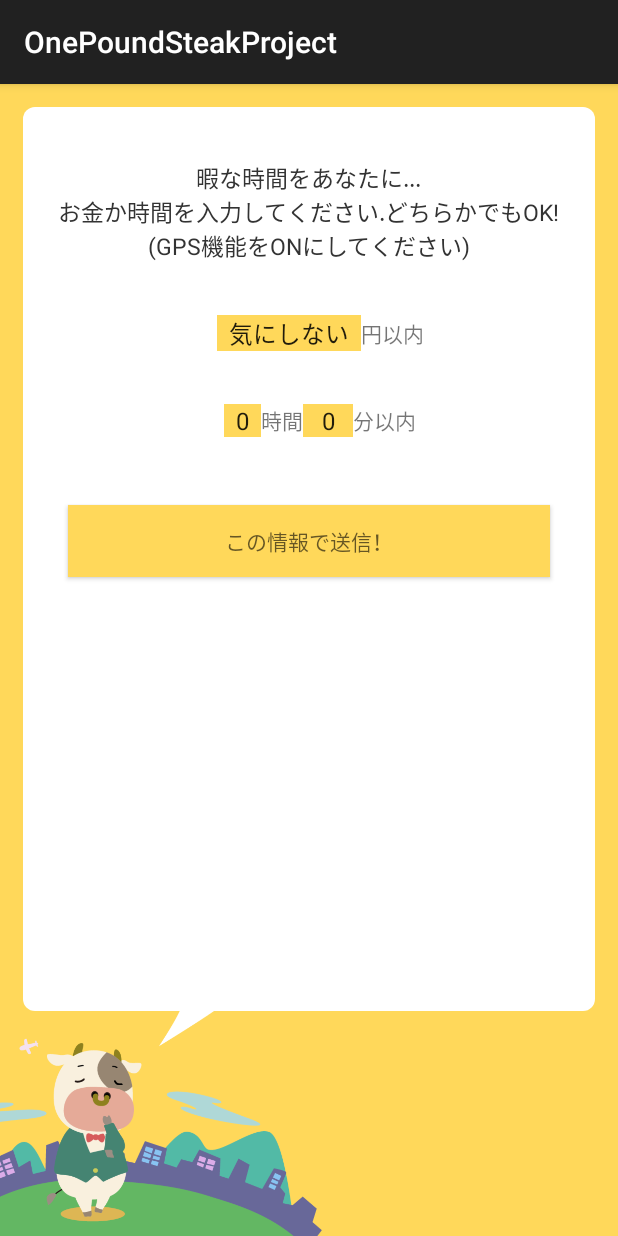
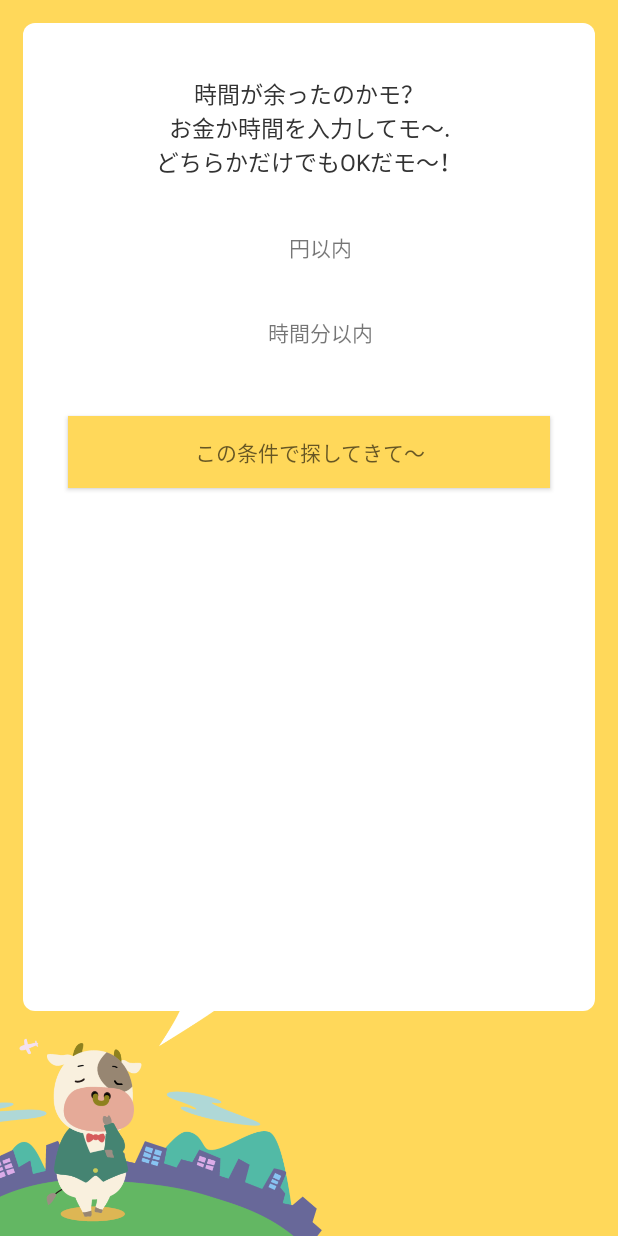
Before and after one commit to OnePoundSteak/OnePoundSteakProject, an Android app: the screen it shows after launch (InputMain before the commit, ViewActivity after it), on a phone screen of 412 x 824 dp. Run offline under Robolectric (Android 15) with nearby library versions, the phone set to English and light mode, and no system bars; our stand-ins replace Volley.

Commit message:
fragment追加

```diff
--- a/app/src/main/AndroidManifest.xml
+++ b/app/src/main/AndroidManifest.xml
@@ -25,15 +25,22 @@
         <activity
             android:name=".InputMain"
             android:label="@string/app_name" >
-            <intent-filter>
-                <action android:name="android.intent.action.MAIN" />
-
-                <category android:name="android.intent.category.LAUNCHER" />
-            </intent-filter>
         </activity>
         <activity
             android:name=".OutputMain"
             android:label="@string/title_activity_output_main" >
+        </activity>
+        <activity
+            android:name=".MapsActivity"
+            android:label="@string/title_activity_maps" >
+        </activity>
+        <activity
+            android:name=".ViewActivity"
+            android:label="@string/title_activity_view" >
+            <intent-filter>
+                <action android:name="android.intent.action.MAIN" />
+                <category android:name="android.intent.category.LAUNCHER" />
+            </intent-filter>
         </activity>
 
         <meta-data
@@ -42,15 +49,6 @@
         <meta-data
             android:name="com.google.android.maps.v2.API_KEY"
             android:value="@string/google_maps_key" />
-
-        <activity
-            android:name=".MapsActivity"
-            android:label="@string/title_activity_maps" >
-        </activity>
-        <activity
-            android:name=".ViewActivity"
-            android:label="@string/title_activity_view" >
-        </activity>
     </application>
 
 </manifest>
--- /dev/null
+++ b/app/src/main/java/honda/onepoundsteakproject/InputFragment.java
@@ -0,0 +1,50 @@
+package honda.onepoundsteakproject;
+
+
+import android.location.LocationManager;
+import android.os.Bundle;
+import android.view.LayoutInflater;
+import android.view.View;
+import android.view.ViewGroup;
+import android.support.v4.app.Fragment;
+import android.widget.Spinner;
+
+
+/**
+ * A simple {@link Fragment} subclass.
+ */
+public class InputFragment extends android.support.v4.app.Fragment {
+    public final static String EXTRA_MYTIME = "honda.onepoundsteakproject.MYTIME";
+    public final static String EXTRA_MYMONEY = "honda.onepoundsteakproject.MYMONEY";
+    public final static String EXTRA_MYLONGITUDE = "honda.onepoundsteakproject.MYLONGITUDE";
+    public final static String EXTRA_MYLAITUDE = "honda.onepoundsteakproject.MYLAITUDE";
+    private static final String TAG = InputMain.class.getSimpleName();
+    private static final int LOCATION_UPDATE_MIN_TIME = 0;
+    private static final int LOCATION_UPDATE_MIN_DISTANCE = 1;
+    private LocationManager mLocationManager;
+    private double mLongitude;
+    private double mLatitude;
+    private int mMoney;
+    private int mTime;
+    private Spinner time1Spinner, time2Spinner, moneySpinner;
+    private String spinnerTime1[] = {"0", "1", "2", "3"};
+    private String spinnerTime2[] = {"0", "10", "20", "30", "40", "50", "60"};
+    private String spinnerMoney[] = {"気にしない", "500", "1000", "2000", "3000", "4000", "5000"};
+    private int time1, time2;
+
+    public InputFragment() {
+        // Required empty public constructor
+    }
+
+    @Override
+    public View onCreateView(LayoutInflater inflater, ViewGroup container,
+                             Bundle savedInstanceState) {
+
+
+
+        // Inflate the layout for this fragment
+        return inflater.inflate(R.layout.fragment_input, container, false);
+    }
+
+
+}
--- a/app/src/main/java/honda/onepoundsteakproject/ViewActivity.java
+++ b/app/src/main/java/honda/onepoundsteakproject/ViewActivity.java
@@ -29,13 +29,14 @@ public class ViewActivity extends FragmentActivity {
 
         Fragment fragment = getSupportFragmentManager().findFragmentById(R.id.contents);
         if(fragment == null){
-            fragment = new PreviewActivityFragment();
-            Bundle args = new Bundle();
-            args.putInt("money", money);
-            args.putInt("time", time);
-            args.putDouble("lon", longitude);
-            args.putDouble("lat", latitude);
-            fragment.setArguments(args);
+            fragment = new InputFragment();
+//            fragment = new PreviewActivityFragment();
+//            Bundle args = new Bundle();
+//            args.putInt("money", money);
+//            args.putInt("time", time);
+//            args.putDouble("lon", longitude);
+//            args.putDouble("lat", latitude);
+//            fragment.setArguments(args);
             FragmentTransaction fragmentTransaction = getSupportFragmentManager().beginTransaction();
             fragmentTransaction.add(R.id.contents, fragment);
             fragmentTransaction.commit();
--- /dev/null
+++ b/app/src/main/res/layout/fragment_input.xml
@@ -0,0 +1,147 @@
+<RelativeLayout
+    xmlns:android="http://schemas.android.com/apk/res/android"
+    xmlns:tools="http://schemas.android.com/tools"
+    android:layout_width="match_parent"
+    android:layout_height="match_parent"
+    tools:context="honda.onepoundsteakproject.InputFragment"
+    android:background="#FFD85A">
+
+
+    <TextView
+        android:id = "@+id/mainback"
+        android:gravity="center"
+        android:background="@drawable/corner_round"
+        android:layout_width="match_parent"
+        android:layout_height="match_parent"
+        android:layout_above="@+id/cow"
+        android:layout_marginTop="15dp"
+        android:layout_marginLeft="15dp"
+        android:layout_marginRight="15dp"
+        android:layout_marginBottom="0dp"/>
+
+    <TextView
+        android:id = "@+id/inputSuggest"
+        android:gravity="center"
+        android:textSize="15sp"
+        android:text="@string/string_text"
+        android:layout_width="wrap_content"
+        android:layout_height="wrap_content"
+        android:textColor="#333333"
+        android:layout_marginTop="35dp"
+        android:layout_alignTop="@+id/mainback"
+        android:layout_centerHorizontal="true" />
+
+    <LinearLayout
+        android:id = "@+id/inputMoney"
+        android:layout_width="fill_parent"
+        android:layout_height="wrap_content"
+        android:orientation="horizontal"
+        android:layout_below="@+id/inputSuggest"
+        android:layout_marginTop="35dp"
+        android:layout_alignStart="@+id/mainback"
+        android:baselineAligned="true"
+        android:gravity="center">
+        <Spinner
+            android:id="@+id/spinner3"
+            android:layout_marginLeft="15dp"
+            android:layout_width="wrap_content"
+            android:layout_height="wrap_content"
+            android:layout_gravity="center"
+            android:background="#FFD85A"
+            android:drawSelectorOnTop="true"
+            android:text="Spinner1"
+            android:clickable="true"
+            android:gravity="center"></Spinner>
+
+        <TextView
+            android:layout_width="wrap_content"
+            android:layout_height="wrap_content"
+            android:layout_marginRight="15dp"
+            android:gravity="center"
+            android:text="円以内"></TextView>
+    </LinearLayout>
+
+    <LinearLayout
+        android:id = "@+id/inputTime"
+        android:layout_width="fill_parent"
+        android:layout_height="wrap_content"
+        android:orientation="horizontal"
+        android:layout_below="@+id/inputMoney"
+        android:layout_marginTop="35dp"
+        android:layout_alignStart="@+id/mainback"
+        android:gravity="center">
+        <Spinner
+            android:id="@+id/spinner1"
+            android:layout_width="wrap_content"
+            android:layout_height="wrap_content"
+            android:layout_marginLeft="15dp"
+            android:background="#FFD85A"
+            android:layout_gravity="center"
+            android:drawSelectorOnTop="true"
+            android:gravity="center"
+            android:text="Spinner1"></Spinner>
+
+        <TextView
+            android:layout_width="wrap_content"
+            android:layout_height="wrap_content"
+            android:gravity="center"
+            android:text="時間"></TextView>
+
+        <Spinner
+            android:id="@+id/spinner2"
+            android:layout_width="wrap_content"
+            android:layout_height="wrap_content"
+            android:background="#FFD85A"
+            android:layout_gravity="center"
+            android:drawSelectorOnTop="true"
+            android:gravity="center"
+            android:text="Spinner"></Spinner>
+
+        <TextView
+            android:layout_width="wrap_content"
+            android:layout_height="wrap_content"
+            android:layout_marginRight="15dp"
+            android:gravity="center"
+            android:text="分以内" />
+
+    </LinearLayout>
+
+    <TextView
+        android:id="@+id/message"
+        android:layout_weight="1"
+        android:layout_width="match_parent"
+        android:layout_height="0dp" />
+
+    <Button
+        android:layout_below="@+id/inputTime"
+        android:id="@+id/sendButton"
+        android:hint="@string/button_label"
+        android:layout_height="wrap_content"
+        android:layout_marginTop="45dp"
+        android:layout_marginLeft="45dp"
+        android:layout_marginRight="45dp"
+        android:layout_width="fill_parent"
+        android:layout_weight="1"
+        android:background="#FFD85A" />
+
+    <ImageView
+        android:id="@+id/cow"
+        android:src="@drawable/cow2"
+        android:layout_width="wrap_content"
+        android:layout_height="150dp"
+        android:layout_alignParentBottom="true"
+        android:layout_alignParentLeft="true"
+        android:layout_marginLeft="0dp"
+        android:layout_marginBottom="0dp"
+        android:scaleType="fitStart" />
+
+    <RelativeLayout
+        android:layout_width="match_parent"
+        android:layout_height="match_parent"
+        android:clickable="false"
+        android:longClickable="false"
+        android:nestedScrollingEnabled="false"
+        android:layout_alignTop="@+id/inputSuggest"
+        android:layout_alignParentStart="true"
+        android:layout_marginStart="324dp"></RelativeLayout>
+</RelativeLayout>
--- a/app/src/main/res/values/strings.xml
+++ b/app/src/main/res/values/strings.xml
@@ -1,18 +1,18 @@
 <resources>
-    <string name="app_name">OnePoundSteakProject</string>
+    <string name="app_name">うしのおとも</string>
 
     <string name="hello_world">Hello world!</string>
     <string name="action_settings">Settings</string>
-    <string name="hint2_label">時間を入力してください(分)</string>
-    <string name="hint1_label">お金を入力してください(円)</string>
-    <string name="string_text">暇な時間をあなたに...\nお金か時間を入力してください.どちらかでもOK!\n(GPS機能をONにしてください)</string>
-    <string name="button_label">この情報で送信！</string>
+    <string name="hint2_label">時間を入力してモ〜(分)</string>
+    <string name="hint1_label">お金を入力してモ〜(円)</string>
+    <string name="string_text">時間が余ったのかモ？\nお金か時間を入力してモ〜.\nどちらかだけでもOKだモ〜！</string>
+    <string name="button_label">この条件で探してきて〜</string>
     <string name="title_activity_output_main">Output</string>
     <string name="title_activity_map">MapActivity</string>
     <string name="title_activity_maps">Map</string>
     <string name="title_activity_test">test</string>
     <string name="title_activity_view">ViewActivity</string>
 
-<!-- TODO: Remove or change this placeholder text -->
+    <!-- TODO: Remove or change this placeholder text -->
     <string name="hello_blank_fragment">Hello blank fragment</string>
 </resources>
```
